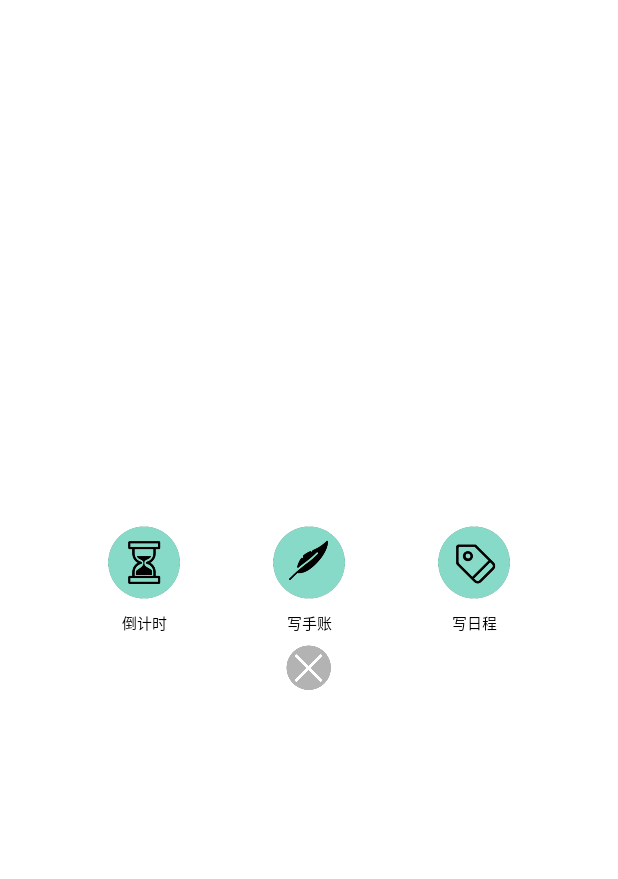
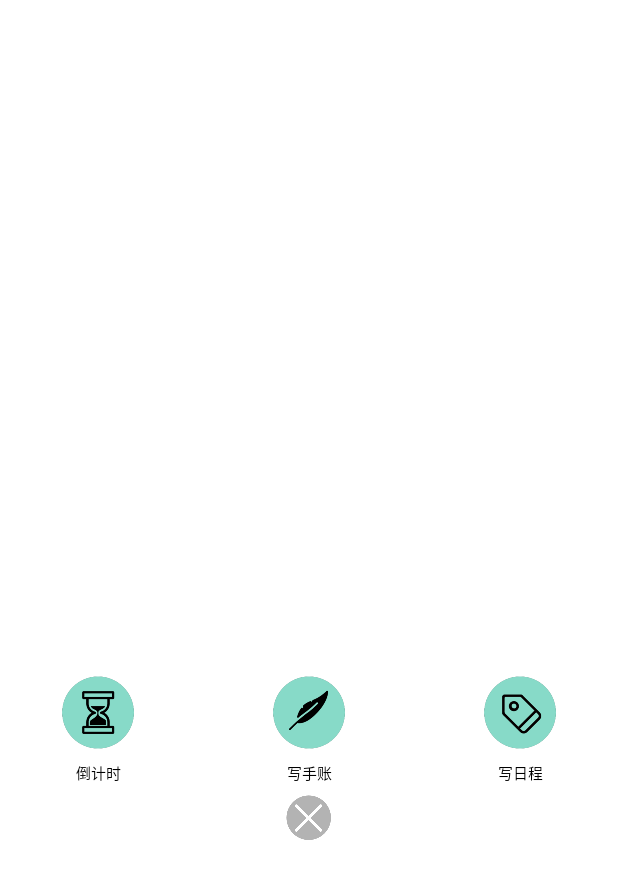
Before and after one commit to MerDuo/jiemo, an Android app: the add screen opened directly, with no data from a screen before it, on a phone screen of 412 x 824 dp. Shown: the top 879 px of the screen. Run offline under Robolectric (Android 15) with nearby library versions, the phone set to English and light mode, and no system bars; libraries missing offline, so code that uses them is left out: com.zhy.changeskin; 1 statement that could not run was skipped.

Commit message:
修改了add的布局和返回按钮

```diff
--- a/app/src/main/res/layout/activity_add.xml
+++ b/app/src/main/res/layout/activity_add.xml
@@ -1,6 +1,6 @@
 <?xml version="1.0" encoding="utf-8"?>
 <!--加号按钮跳转页面-->
-<androidx.constraintlayout.widget.ConstraintLayout xmlns:android="http://schemas.android.com/apk/res/android"
+<RelativeLayout xmlns:android="http://schemas.android.com/apk/res/android"
     xmlns:tools="http://schemas.android.com/tools"
     android:layout_width="match_parent"
     android:layout_height="match_parent"
@@ -8,18 +8,20 @@
     android:background="#ffffff">
 
     <LinearLayout
-        android:layout_width="wrap_content"
+        android:layout_width="match_parent"
         android:layout_height="wrap_content"
         android:layout_marginBottom="100sp"
         android:orientation="horizontal"
-        android:paddingTop="350dp"
+        android:paddingTop="450dp"
         app:layout_constraintLeft_toLeftOf="parent"
-        app:layout_constraintRight_toRightOf="parent">
+        app:layout_constraintRight_toRightOf="parent"
+        tools:ignore="MissingConstraints">
 
         <LinearLayout
             android:layout_width="wrap_content"
             android:layout_height="wrap_content"
-            android:orientation="vertical">
+            android:orientation="vertical"
+            android:layout_weight="1">
 
             <ImageView
                 android:id="@+id/countImg"
@@ -28,7 +30,8 @@
                 android:layout_gravity="center"
                 android:onClick="onClick"
                 android:src="@drawable/countdown"
-                android:tag="skin:countdown:src"></ImageView>
+                android:tag="skin:countdown:src"
+                ></ImageView>
 
             <TextView
                 android:id="@+id/countTxt"
@@ -39,14 +42,16 @@
                 android:onClick="onClick"
                 android:text="倒计时"
                 android:textColor="#000000"
-                android:textSize="10sp"></TextView>
+                android:textSize="10sp"
+                ></TextView>
         </LinearLayout>
 
         <LinearLayout
             android:layout_width="wrap_content"
             android:layout_height="wrap_content"
             android:layout_marginLeft="10dp"
-            android:orientation="vertical">
+            android:orientation="vertical"
+            android:layout_weight="1">
 
             <ImageView
                 android:id="@+id/diaryImg"
@@ -83,7 +88,8 @@
             android:layout_width="wrap_content"
             android:layout_height="wrap_content"
             android:layout_marginLeft="10dp"
-            android:orientation="vertical">
+            android:orientation="vertical"
+            android:layout_weight="1">
 
             <ImageView
                 android:id="@+id/calImg"
@@ -107,4 +113,4 @@
         </LinearLayout>
 
     </LinearLayout>
-</androidx.constraintlayout.widget.ConstraintLayout>
+</RelativeLayout>
--- a/app/src/main/res/layout/activity_main.xml
+++ b/app/src/main/res/layout/activity_main.xml
@@ -202,6 +202,7 @@
 
 
 <!--    </ScrollView>-->
+
     <fragment
         android:id="@+id/nav_fragment"
         android:layout_width="wrap_content"
```
Also changed, not shown: app/build.gradle (+8 -1 lines), app/src/main/java/cn/edu/cdut/jiemo/add.java (+4 -3 lines).
